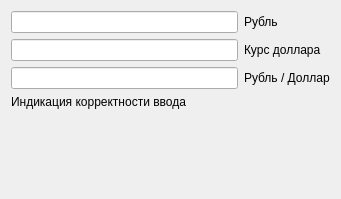
ev-nik/-urrency-converter, file Widget.ui: the form before one commit.
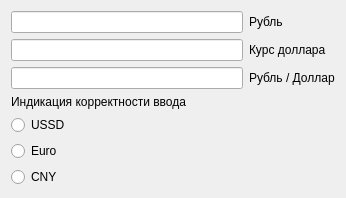
The form after the commit.

```diff
--- a/Widget.ui
+++ b/Widget.ui
@@ -6,19 +6,36 @@
    <rect>
     <x>0</x>
     <y>0</y>
-    <width>341</width>
-    <height>199</height>
+    <width>346</width>
+    <height>196</height>
    </rect>
   </property>
   <property name="windowTitle">
    <string>Widget</string>
   </property>
-  <layout class="QVBoxLayout" name="verticalLayout">
-   <item>
+  <layout class="QGridLayout" name="gridLayout_2">
+   <item row="4" column="0">
+    <widget class="QRadioButton" name="ussdRButton">
+     <property name="text">
+      <string>USSD</string>
+     </property>
+    </widget>
+   </item>
+   <item row="5" column="0">
+    <widget class="QRadioButton" name="euroRButton">
+     <property name="text">
+      <string>Euro</string>
+     </property>
+    </widget>
+   </item>
+   <item row="0" column="0">
     <layout class="QGridLayout" name="gridLayout">
      <item row="0" column="0">
       <widget class="QLineEdit" name="inputRub"/>
      </item>
+     <item row="1" column="0">
+      <widget class="QLineEdit" name="course"/>
+     </item>
      <item row="0" column="1">
       <widget class="QLabel" name="info_2">
        <property name="text">
@@ -26,8 +43,12 @@
        </property>
       </widget>
      </item>
-     <item row="1" column="0">
-      <widget class="QLineEdit" name="courseDollar"/>
+     <item row="2" column="1">
+      <widget class="QLabel" name="info_3">
+       <property name="text">
+        <string>Рубль / Доллар</string>
+       </property>
+      </widget>
      </item>
      <item row="1" column="1">
       <widget class="QLabel" name="info_4">
@@ -39,39 +60,41 @@
      <item row="2" column="0">
       <widget class="QLineEdit" name="outputUE"/>
      </item>
-     <item row="2" column="1">
-      <widget class="QLabel" name="info_3">
-       <property name="text">
-        <string>Рубль / Доллар</string>
-       </property>
-      </widget>
-     </item>
     </layout>
    </item>
-   <item>
+   <item row="1" column="0">
     <widget class="QLabel" name="info">
      <property name="text">
       <string>Индикация корректности ввода</string>
      </property>
     </widget>
    </item>
-   <item>
+   <item row="7" column="0">
     <spacer name="verticalSpacer">
      <property name="orientation">
       <enum>Qt::Vertical</enum>
      </property>
      <property name="sizeHint" stdset="0">
       <size>
-       <width>20</width>
-       <height>79</height>
+       <width>17</width>
+       <height>23</height>
       </size>
      </property>
     </spacer>
    </item>
+   <item row="6" column="0">
+    <widget class="QRadioButton" name="cnyRButton">
+     <property name="text">
+      <string>CNY</string>
+     </property>
+    </widget>
+   </item>
   </layout>
   <zorder>info</zorder>
-  <zorder></zorder>
   <zorder>verticalSpacer</zorder>
+  <zorder>ussdRButton</zorder>
+  <zorder>cnyRButton</zorder>
+  <zorder>euroRButton</zorder>
  </widget>
  <layoutdefault spacing="6" margin="11"/>
  <resources/>
```
